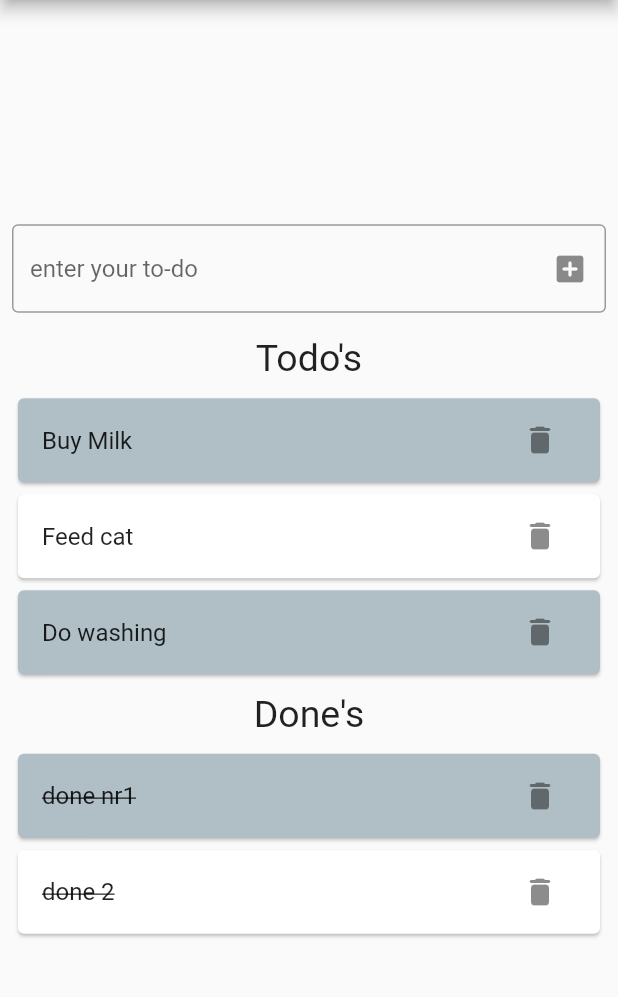
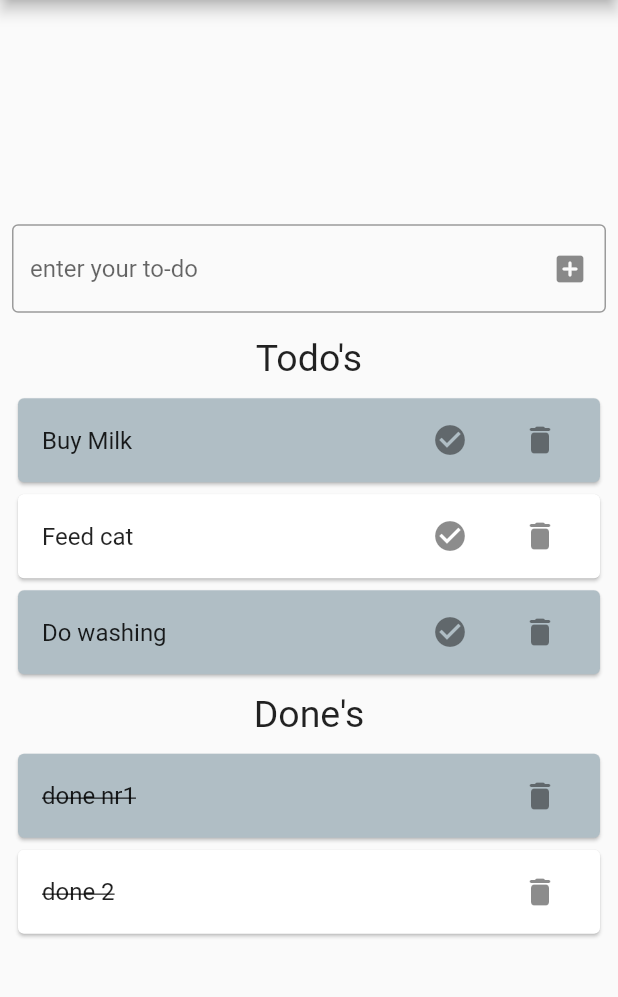
Before and after one commit to theislanglands/ToDo-App-Flutter, a Flutter app: the screen it shows after launch, on a phone screen of 412 x 824 dp, the part 84-1081 px from its top. Run offline on Flutter 3.47's test engine with Material 2 defaults, Android fonts, the phone set to English and light mode, and no system bars; missing offline and left inert: dart:html.

```diff
--- a/lib/main.dart
+++ b/lib/main.dart
@@ -125,12 +125,24 @@ class _HomePageState extends State<HomePage> {
                           textAlign: TextAlign.left,
                           _todos[index],
                         ),
-                        trailing: IconButton(
-                          icon: const Icon(Icons.delete_rounded),
-                          tooltip: "delete",
-                          onPressed: () {
-                            _deleteTodo(index);
-                          },
+                        trailing: Wrap(
+                          spacing: 12, // space between two icons
+                          children: <Widget>[
+                            IconButton(
+                              icon: const Icon(Icons.check_circle),
+                              tooltip: "mark as done",
+                              onPressed: () {
+                                _done(index);
+                              },
+                            ),
+                            IconButton(
+                              icon: const Icon(Icons.delete_rounded),
+                              tooltip: "delete",
+                              onPressed: () {
+                                _deleteTodo(index);
+                              },
+                            ),
+                          ],
                         ),
                       ),
                     ),
@@ -149,7 +161,8 @@ class _HomePageState extends State<HomePage> {
                         title: Text(
                           textAlign: TextAlign.left,
                           _dones[index],
-                          style: const TextStyle(decoration: TextDecoration.lineThrough),
+                          style: const TextStyle(
+                              decoration: TextDecoration.lineThrough),
                         ),
                         trailing: IconButton(
                           icon: const Icon(Icons.delete_rounded),
@@ -168,3 +181,10 @@ class _HomePageState extends State<HomePage> {
     );
   }
 }
+
+class Todo {
+  String content;
+  bool isDone = false;
+
+  Todo({required this.content});
+}
```
